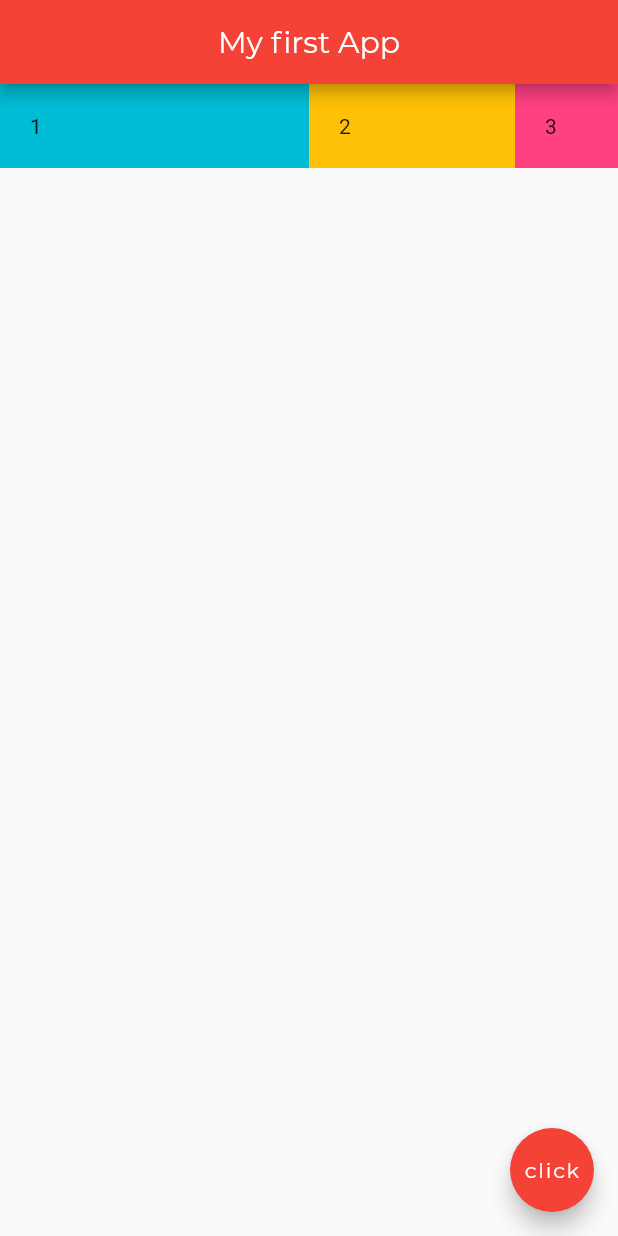
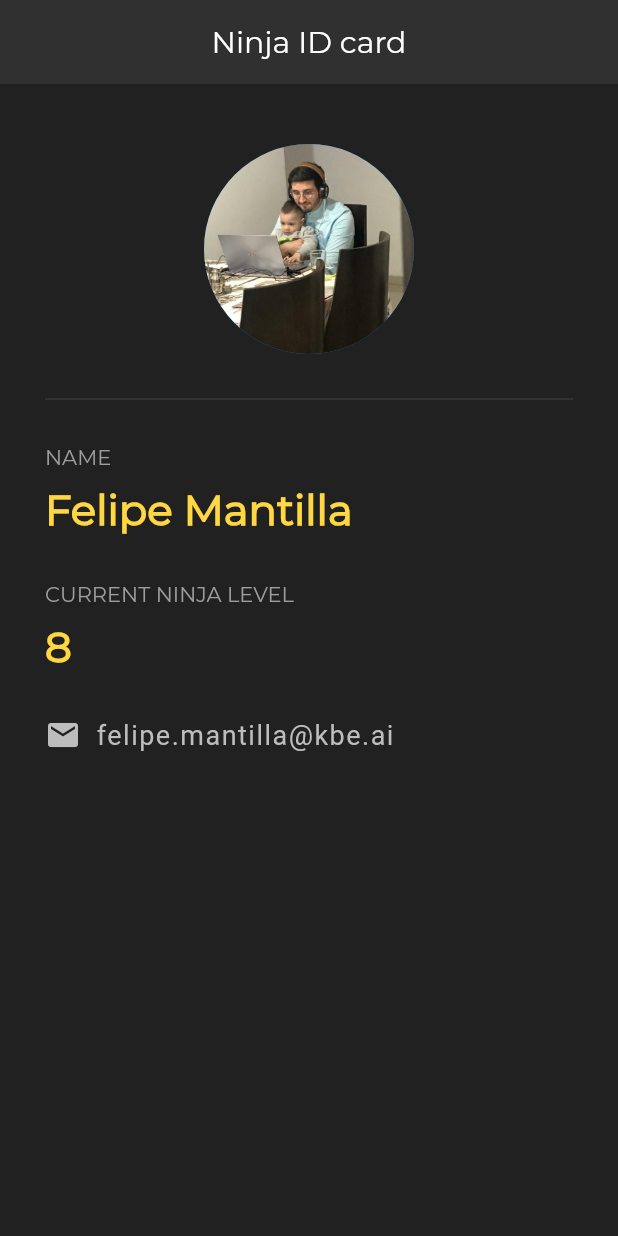
Before and after one commit to Felipemantilla01/flutter-netninja-course, a Flutter app: the screen it shows after launch, on a phone screen of 412 x 824 dp. Run offline on Flutter 3.47's test engine with Material 2 defaults, Android fonts, the phone set to English and light mode, and no system bars.

Commit message:
[feature] init project ninja id, Use new widgets and structure a basic app

```diff
--- a/lib/main.dart
+++ b/lib/main.dart
@@ -15,7 +15,7 @@ class MyApp extends StatelessWidget {
       theme: ThemeData(
         primarySwatch: Colors.blue,
       ),
-      home: MyHomePage(title: 'Hola Mundo'),
+      home: MyHomePage(title: 'Ninja ID card'),
     );
   }
 }
@@ -26,45 +26,68 @@ class MyHomePage extends StatelessWidget {
   @override
   Widget build(BuildContext context) {
     return Scaffold(
+      backgroundColor: Colors.grey[900],
       appBar: AppBar(
         title: Text(
-          'My first App',
+          this.title,
           style: TextStyle(fontFamily: 'Montserrat'),
         ),
         centerTitle: true,
-        backgroundColor: Colors.red,
+        backgroundColor: Colors.grey[850],
+        elevation: 0.0,
       ),
-      body:Row(
-        children: [
-          Expanded(
-            flex: 3,
-            child: Container(
-              padding: EdgeInsets.all(20),
-              child: Text('1'),
-              color: Colors.cyan,
+      body: Padding(
+        padding: EdgeInsets.fromLTRB(30.0, 40.0, 30.0, 0.0),
+        child: Column(
+          crossAxisAlignment: CrossAxisAlignment.start,
+          children: [
+            Center(
+              child: CircleAvatar(
+                backgroundImage: AssetImage('assets/images/gg.jpeg'),
+                radius: 70,
+              ),
             ),
-          ),
-          Expanded(
-            flex: 2,
-            child: Container(
-              padding: EdgeInsets.all(20),
-              child: Text('2'),
-              color: Colors.amber,
+            Divider(
+              height: 60.0,
+              color: Colors.grey[800],
             ),
-          ),
-          Expanded(
-            child: Container(
-              padding: EdgeInsets.all(20),
-              child: Text('3'),
-              color: Colors.pinkAccent,
-            ),
-          ),
-        ],
-      ),
-      floatingActionButton: FloatingActionButton(
-        child: Text('click', style: TextStyle(fontFamily: 'Montserrat')),
-        onPressed: () {},
-        backgroundColor: Colors.red,
+            Text('NAME',
+                style: TextStyle(color: Colors.grey, fontFamily: 'Montserrat')),
+            SizedBox(height: 10.0),
+            Text('Felipe Mantilla',
+                style: TextStyle(
+                    color: Colors.amberAccent,
+                    fontFamily: 'Montserrat',
+                    fontWeight: FontWeight.bold,
+                    fontSize: 28.0)),
+            SizedBox(height: 30.0),
+            Text('CURRENT NINJA LEVEL',
+                style: TextStyle(color: Colors.grey, fontFamily: 'Montserrat')),
+            SizedBox(height: 10.0),
+            Text('8',
+                style: TextStyle(
+                    color: Colors.amberAccent,
+                    fontFamily: 'Montserrat',
+                    fontWeight: FontWeight.bold,
+                    fontSize: 28.0)),
+            SizedBox(height: 30.0),
+            Row(
+              children: [
+                Icon(Icons.email, color: Colors.grey[400]),
+                SizedBox(
+                  width: 10.0,
+                ),
+                Text(
+                  'felipe.mantilla@kbe.ai',
+                  style: TextStyle(
+                      fontSize: 18.0,
+                      letterSpacing: 1.0,
+                      color: Colors.grey[400]),
+                )
+              ],
+            )
+          ],
+        ),
       ),
     );
   }
```
Also changed, not shown: assets/images/gg.jpeg (added).
